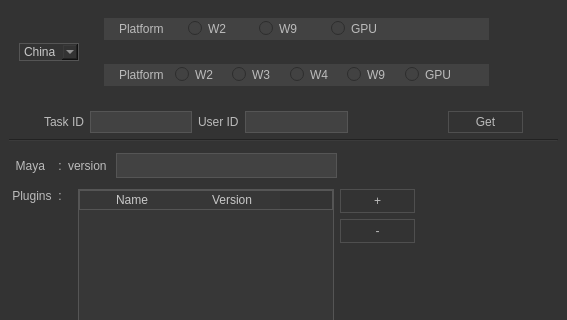
Above: Test_task/Task.ui from kRayvison/Pycharm_python35 before the change; both pictures show x 0 to 567 and y 0 to 320 of the 567 by 742 pixel window. Below: the same form after it.
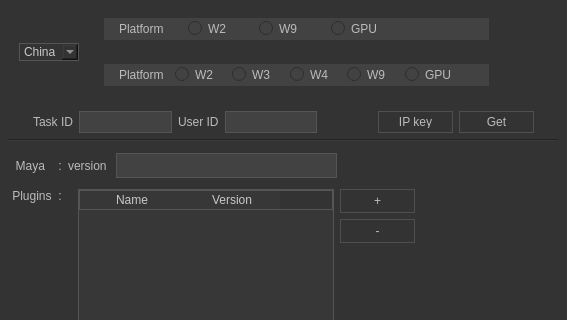
That is the form after the change.

Commit message: 1.新增 IP key按键 用来添加全平台凭据的 2.现在点击 maya 及 cmd 按钮已经不在需要次次都配置插件了 (打开软件 只执行最初的一次) 3.现在点击 maya 及 cmd 按钮会在此软件的同目录下创建 usersetup.py (maya  dirmap的文件) 4.修复了一些BUG 如:获取B盘路径是读取 py.cfg文件里的 PLUGINPATHLIST 数组中的第一个元素.    其他cfg文件都与平台读取的地址一致了

The edit to the form file:
```diff
--- a/Test_task/Task.ui
+++ b/Test_task/Task.ui
@@ -406,6 +406,12 @@
       </item>
       <item>
        <widget class="QLineEdit" name="TaskID_lineEdit">
+        <property name="minimumSize">
+         <size>
+          <width>90</width>
+          <height>0</height>
+         </size>
+        </property>
         <property name="maximumSize">
          <size>
           <width>16777215</width>
@@ -429,6 +435,12 @@
       </item>
       <item>
        <widget class="QLineEdit" name="UserID_lineEdit">
+        <property name="minimumSize">
+         <size>
+          <width>90</width>
+          <height>0</height>
+         </size>
+        </property>
         <property name="maximumSize">
          <size>
           <width>16777215</width>
@@ -444,12 +456,25 @@
         </property>
         <property name="sizeHint" stdset="0">
          <size>
-          <width>100</width>
+          <width>70</width>
           <height>20</height>
          </size>
         </property>
        </spacer>
       </item>
+      <item>
+       <widget class="QPushButton" name="IPkey">
+        <property name="maximumSize">
+         <size>
+          <width>50</width>
+          <height>25</height>
+         </size>
+        </property>
+        <property name="text">
+         <string>IP key</string>
+        </property>
+       </widget>
+      </item>
       <item>
        <widget class="QPushButton" name="Get_Button">
         <property name="minimumSize">
```
The commit also changes 3 other files.
